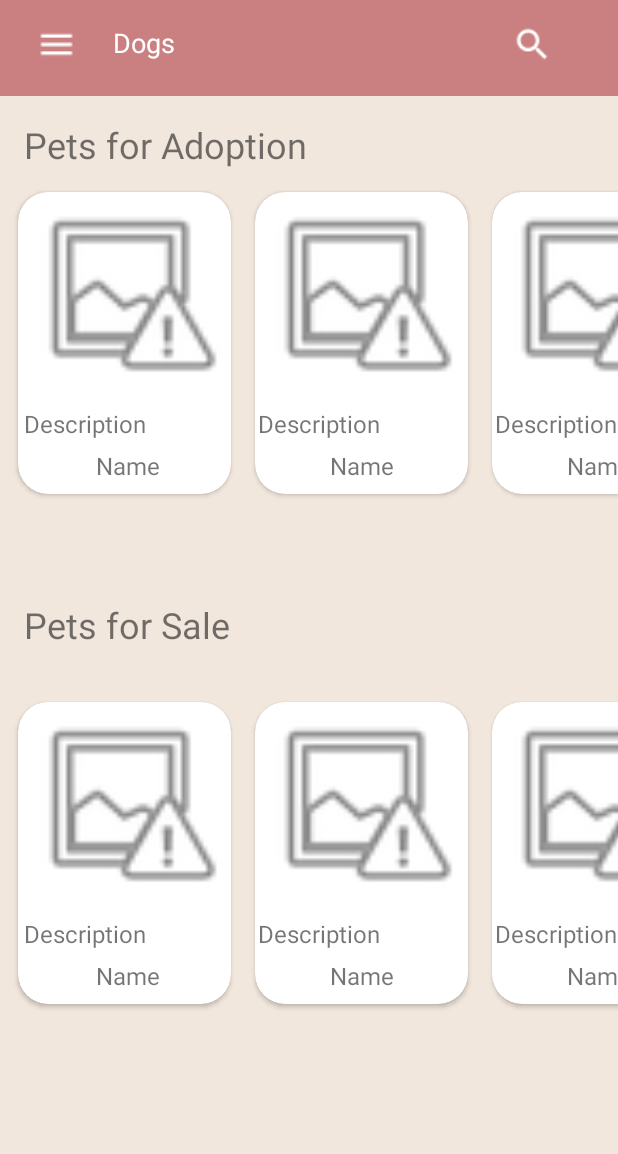
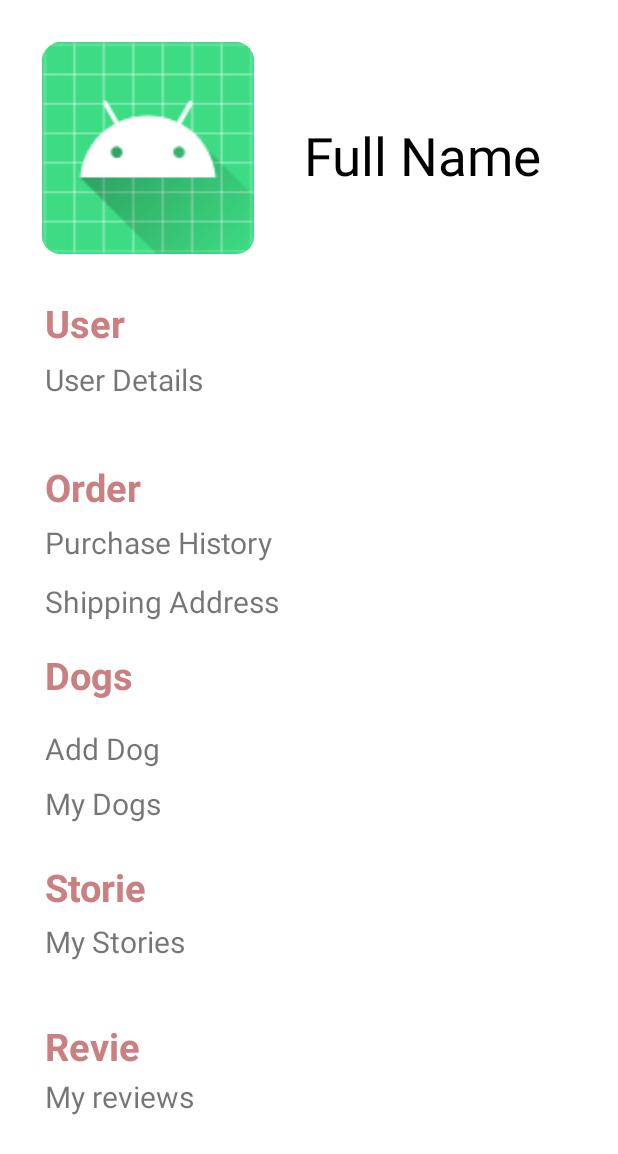
Before and after one commit to NafeelNuhuman/Woof, an Android app: the screen it shows after launch (viewAllpets before the commit, userProfile after it), on a phone screen of 412 x 824 dp. Shown: the top 1154 px of the screen. Run offline under Robolectric (Android 15) with nearby library versions, the phone set to English and light mode, and no system bars.

Commit message:
Added User profile

```diff
--- a/app/src/main/AndroidManifest.xml
+++ b/app/src/main/AndroidManifest.xml
@@ -10,40 +10,30 @@
         android:supportsRtl="true"
         android:theme="@style/AppTheme">
 
-
         <!-- Nethmini -->
         <activity android:name=".stories.mystories" />
         <activity android:name=".stories.stories" />
         <activity android:name=".stories.singleStoryView" />
-        <activity android:name=".stories.stories2" />
-        <!-- Nimran -->
-        <activity android:name=".dogs.selectedDogview" />
-        <activity android:name=".dogs.viewAllpets">
-
+        <activity android:name=".stories.stories2" /> <!-- Nimran -->
+        <activity android:name=".userProfile">
             <intent-filter>
                 <action android:name="android.intent.action.MAIN" />
 
                 <category android:name="android.intent.category.LAUNCHER" />
             </intent-filter>
         </activity>
-
-        <activity android:name=".dogs.uploadPet" />
-        <activity android:name=".dogs.addDog">  </activity>
-        <activity android:name=".dogs.manageMyDog">
+        <activity android:name=".dogs.selectedDogview" />
+        <activity android:name=".dogs.viewAllpets">
 
         </activity>
-        <activity android:name=".SignUp">
-
-        </activity>
-
-        <activity android:name=".Login" >
-
-        </activity>
-        <!-- Atchu -->
+        <activity android:name=".dogs.uploadPet" />
+        <activity android:name=".dogs.addDog"></activity>
+        <activity android:name=".dogs.manageMyDog"></activity>
+        <activity android:name=".SignUp"></activity>
+        <activity android:name=".Login"></activity> <!-- Atchu -->
         <activity android:name=".reviews.clickReview" />
         <activity android:name=".reviews.reviewItem" />
-        <activity android:name=".reviews.editReview" />
-        <!-- Nafeel -->
+        <activity android:name=".reviews.editReview" /> <!-- Nafeel -->
         <activity android:name=".accessories.updateAccessory" />
         <activity android:name=".accessories.manageAccessories" />
         <activity android:name=".accessories.uploadAccessory" />
--- /dev/null
+++ b/app/src/main/java/com/example/woof/userProfile.java
@@ -0,0 +1,30 @@
+package com.example.woof;
+
+import androidx.appcompat.app.AppCompatActivity;
+
+import android.content.Intent;
+import android.os.Bundle;
+import android.view.View;
+
+import com.example.woof.dogs.addDog;
+import com.example.woof.dogs.manageMyDog;
+import com.example.woof.dogs.uploadPet;
+
+public class userProfile extends AppCompatActivity {
+
+    @Override
+    protected void onCreate(Bundle savedInstanceState) {
+        super.onCreate(savedInstanceState);
+        setContentView(R.layout.activity_user_profile);
+    }
+
+    public void moveToAddDogs(View view){
+        Intent intent = new Intent(this, addDog.class);
+        startActivity(intent);
+    }
+
+    public void moveToMyDogs(View view){
+        Intent intent = new Intent(this, manageMyDog.class);
+        startActivity(intent);
+    }
+}
--- a/app/src/main/res/layout/activity_add_dog.xml
+++ b/app/src/main/res/layout/activity_add_dog.xml
@@ -16,9 +16,9 @@
         android:ems="10"
         android:hint="@string/Pet_Breed"
         android:inputType="textPersonName"
+        android:paddingLeft="30px"
         android:textColor="@android:color/black"
         android:textSize="18sp"
-        android:paddingLeft="30px"
         app:layout_constraintBottom_toBottomOf="parent"
         app:layout_constraintEnd_toEndOf="parent"
         app:layout_constraintHorizontal_bias="0.497"
@@ -34,9 +34,9 @@
         android:ems="10"
         android:hint="@string/Pet_Gender"
         android:inputType="textPersonName"
+        android:paddingLeft="30px"
         android:textColor="@android:color/black"
         android:textSize="18sp"
-        android:paddingLeft="30px"
         app:layout_constraintBottom_toBottomOf="parent"
         app:layout_constraintEnd_toEndOf="parent"
         app:layout_constraintHorizontal_bias="0.497"
@@ -52,9 +52,9 @@
         android:ems="10"
         android:hint="@string/Pet_Vac"
         android:inputType="textPersonName"
+        android:paddingLeft="30px"
         android:textColor="@android:color/black"
         android:textSize="18sp"
-        android:paddingLeft="30px"
         app:layout_constraintBottom_toBottomOf="parent"
         app:layout_constraintEnd_toEndOf="parent"
         app:layout_constraintHorizontal_bias="0.497"
@@ -88,9 +88,9 @@
         android:ems="10"
         android:hint="@string/Pet_Name"
         android:inputType="textPersonName"
+        android:paddingLeft="30px"
         android:textColor="@android:color/black"
         android:textSize="18sp"
-        android:paddingLeft="30px"
         app:layout_constraintBottom_toBottomOf="parent"
         app:layout_constraintEnd_toEndOf="parent"
         app:layout_constraintHorizontal_bias="0.497"
@@ -106,9 +106,9 @@
         android:ems="10"
         android:hint="@string/Pet_size"
         android:inputType="textPersonName"
+        android:paddingLeft="30px"
         android:textColor="@android:color/black"
         android:textSize="18sp"
-        android:paddingLeft="30px"
         app:layout_constraintBottom_toBottomOf="parent"
         app:layout_constraintEnd_toEndOf="parent"
         app:layout_constraintHorizontal_bias="0.497"
--- a/app/src/main/res/layout/activity_login.xml
+++ b/app/src/main/res/layout/activity_login.xml
@@ -95,14 +95,4 @@
         app:layout_constraintStart_toStartOf="parent"
         app:layout_constraintTop_toBottomOf="@+id/cardView6" />
 
-    <TextView
-        android:id="@+id/textView34"
-        android:layout_width="wrap_content"
-        android:layout_height="wrap_content"
-        android:layout_marginTop="29dp"
-        android:layout_marginBottom="32dp"
-        android:text="Forgot Password"
-        app:layout_constraintBottom_toBottomOf="parent"
-        app:layout_constraintEnd_toEndOf="parent"
-        app:layout_constraintStart_toStartOf="parent" />
 </androidx.constraintlayout.widget.ConstraintLayout>
--- /dev/null
+++ b/app/src/main/res/layout/activity_user_profile.xml
@@ -0,0 +1,184 @@
+<?xml version="1.0" encoding="utf-8"?>
+<androidx.constraintlayout.widget.ConstraintLayout xmlns:android="http://schemas.android.com/apk/res/android"
+    xmlns:app="http://schemas.android.com/apk/res-auto"
+    xmlns:tools="http://schemas.android.com/tools"
+    android:layout_width="match_parent"
+    android:layout_height="match_parent"
+    tools:context=".userProfile">
+
+    <TextView
+        android:id="@+id/textView42"
+        android:layout_width="173dp"
+        android:layout_height="50dp"
+        android:layout_marginTop="80dp"
+        android:layout_marginEnd="36dp"
+        android:text="Full Name"
+        android:textColor="#000000"
+        android:textSize="35dp"
+        app:layout_constraintEnd_toEndOf="parent"
+        app:layout_constraintTop_toTopOf="parent" />
+
+    <TextView
+        android:id="@+id/textView43"
+        android:layout_width="97dp"
+        android:layout_height="29dp"
+        android:paddingLeft="45px"
+        android:text="User"
+        android:textColor="#CA8080"
+        android:textSize="25dp"
+        android:textStyle="bold"
+        app:layout_constraintBottom_toBottomOf="parent"
+        app:layout_constraintTop_toBottomOf="@+id/imageView10"
+        app:layout_constraintVertical_bias="0.046"
+        tools:layout_editor_absoluteX="31dp" />
+
+    <TextView
+        android:id="@+id/textView46"
+        android:layout_width="97dp"
+        android:layout_height="29dp"
+        android:layout_marginTop="68dp"
+        android:paddingLeft="45px"
+        android:text="Orders"
+        android:textColor="#CA8080"
+        android:textSize="25dp"
+        android:textStyle="bold"
+        app:layout_constraintTop_toTopOf="@+id/textView44"
+        tools:layout_editor_absoluteX="26dp" />
+
+    <TextView
+        android:id="@+id/textView49"
+        android:layout_width="102dp"
+        android:layout_height="37dp"
+        android:layout_marginTop="88dp"
+        android:paddingLeft="45px"
+        android:text="Dogs"
+        android:textColor="#CA8080"
+        android:textSize="25dp"
+        android:textStyle="bold"
+        app:layout_constraintBottom_toBottomOf="parent"
+        app:layout_constraintTop_toTopOf="parent"
+        app:layout_constraintVertical_bias="0.493"
+        tools:layout_editor_absoluteX="21dp" />
+
+    <TextView
+        android:id="@+id/textView52"
+        android:layout_width="105dp"
+        android:layout_height="34dp"
+        android:layout_marginTop="104dp"
+        android:paddingLeft="45px"
+        android:text="Stories"
+        android:textColor="#CA8080"
+        android:textSize="25dp"
+        android:textStyle="bold"
+        app:layout_constraintTop_toBottomOf="@+id/textView49"
+        tools:layout_editor_absoluteX="26dp" />
+
+    <TextView
+        android:id="@+id/textView54"
+        android:layout_width="97dp"
+        android:layout_height="29dp"
+        android:layout_marginTop="72dp"
+        android:paddingLeft="45px"
+        android:text="Reviews"
+        android:textColor="#CA8080"
+        android:textSize="25dp"
+        android:textStyle="bold"
+        app:layout_constraintTop_toBottomOf="@+id/textView52"
+        tools:layout_editor_absoluteX="31dp" />
+
+    <TextView
+        android:id="@+id/textView44"
+        android:layout_width="wrap_content"
+        android:layout_height="wrap_content"
+        android:layout_marginTop="12dp"
+        android:paddingLeft="45px"
+        android:text="User Details"
+        android:textSize="20dp"
+        app:layout_constraintTop_toBottomOf="@+id/textView43"
+        tools:layout_editor_absoluteX="31dp" />
+
+    <TextView
+        android:id="@+id/textView47"
+        android:layout_width="wrap_content"
+        android:layout_height="wrap_content"
+        android:layout_marginTop="11dp"
+        android:paddingLeft="45px"
+        android:text="Purchase History"
+        android:textSize="20dp"
+        app:layout_constraintTop_toBottomOf="@+id/textView46"
+        tools:layout_editor_absoluteX="31dp" />
+
+    <TextView
+        android:id="@+id/textView50"
+        android:layout_width="wrap_content"
+        android:layout_height="wrap_content"
+        android:layout_marginTop="16dp"
+        android:layout_marginBottom="12dp"
+        android:onClick="moveToAddDogs"
+        android:paddingLeft="45px"
+        android:text="Add Dog"
+        android:textSize="20dp"
+        app:layout_constraintBottom_toTopOf="@+id/textView51"
+        app:layout_constraintTop_toBottomOf="@+id/textView49"
+        app:layout_constraintVertical_bias="0.2"
+        tools:layout_editor_absoluteX="43dp" />
+
+    <TextView
+        android:id="@+id/textView51"
+        android:layout_width="wrap_content"
+        android:layout_height="wrap_content"
+        android:layout_marginTop="52dp"
+        android:onClick="moveToMyDogs"
+        android:paddingLeft="45px"
+        android:text="My Dogs"
+        android:textSize="20dp"
+        app:layout_constraintTop_toBottomOf="@+id/textView49"
+        tools:layout_editor_absoluteX="42dp" />
+
+    <TextView
+        android:id="@+id/textView53"
+        android:layout_width="wrap_content"
+        android:layout_height="wrap_content"
+        android:layout_marginTop="40dp"
+        android:paddingLeft="45px"
+        android:text="My Stories"
+        android:textSize="20dp"
+        app:layout_constraintTop_toTopOf="@+id/textView52"
+        tools:layout_editor_absoluteX="26dp" />
+
+    <TextView
+        android:id="@+id/textView55"
+        android:layout_width="wrap_content"
+        android:layout_height="wrap_content"
+        android:layout_marginTop="8dp"
+        android:paddingLeft="45px"
+        android:text="My reviews"
+        android:textSize="20dp"
+        app:layout_constraintTop_toBottomOf="@+id/textView54"
+        tools:layout_editor_absoluteX="21dp" />
+
+    <TextView
+        android:id="@+id/textView48"
+        android:layout_width="wrap_content"
+        android:layout_height="wrap_content"
+        android:layout_marginTop="12dp"
+        android:paddingLeft="45px"
+        android:text="Shipping Address"
+        android:textSize="20dp"
+        app:layout_constraintTop_toBottomOf="@+id/textView47"
+        tools:layout_editor_absoluteX="31dp" />
+
+    <ImageView
+        android:id="@+id/imageView10"
+        android:layout_width="165dp"
+        android:layout_height="141dp"
+        android:layout_marginStart="16dp"
+        app:layout_constraintBottom_toBottomOf="parent"
+        app:layout_constraintEnd_toStartOf="@+id/textView42"
+        app:layout_constraintHorizontal_bias="0.0"
+        app:layout_constraintStart_toStartOf="parent"
+        app:layout_constraintTop_toTopOf="parent"
+        app:layout_constraintVertical_bias="0.041"
+        app:srcCompat="@mipmap/ic_launcher" />
+
+</androidx.constraintlayout.widget.ConstraintLayout>
```
